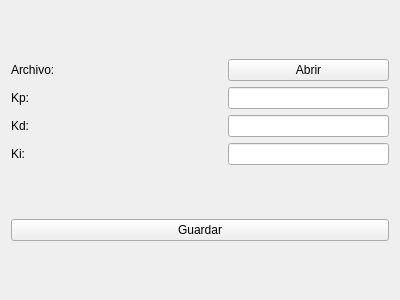
martincrxz/induction-heater-software, file src/view/control_configuration/from_file_control_view.ui: the form before one commit.
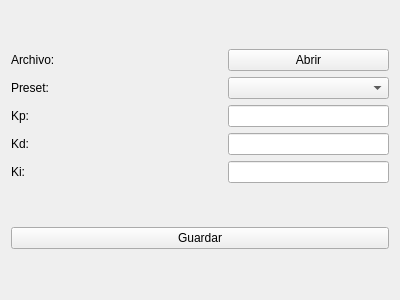
The form after the commit.

Commit message: Agregado de preset customs para distintas configuraciones de kp, kd  y ki

```diff
--- a/src/view/control_configuration/from_file_control_view.ui
+++ b/src/view/control_configuration/from_file_control_view.ui
@@ -16,20 +16,39 @@
   <layout class="QVBoxLayout" name="verticalLayout">
    <item>
     <layout class="QGridLayout" name="gridLayout">
-     <item row="8" column="0">
-      <widget class="QLabel" name="kdLabel">
-       <property name="text">
-        <string>Kd:</string>
+     <item row="10" column="2">
+      <widget class="QLineEdit" name="kiLineEdit"/>
+     </item>
+     <item row="6" column="1">
+      <spacer name="horizontalSpacer">
+       <property name="orientation">
+        <enum>Qt::Horizontal</enum>
        </property>
-      </widget>
+       <property name="sizeHint" stdset="0">
+        <size>
+         <width>40</width>
+         <height>20</height>
+        </size>
+       </property>
+      </spacer>
      </item>
-     <item row="5" column="0">
+     <item row="6" column="2">
+      <widget class="QLineEdit" name="kpLineEdit"/>
+     </item>
+     <item row="6" column="0">
       <widget class="QLabel" name="kpLabel">
        <property name="text">
         <string>Kp:</string>
        </property>
       </widget>
      </item>
+     <item row="10" column="0">
+      <widget class="QLabel" name="kiLabel">
+       <property name="text">
+        <string>Ki:</string>
+       </property>
+      </widget>
+     </item>
      <item row="2" column="2">
       <widget class="QPushButton" name="openFile">
        <property name="text">
@@ -37,7 +56,7 @@
        </property>
       </widget>
      </item>
-     <item row="8" column="2">
+     <item row="9" column="2">
       <widget class="QLineEdit" name="kdLineEdit"/>
      </item>
      <item row="2" column="0">
@@ -47,8 +66,12 @@
        </property>
       </widget>
      </item>
-     <item row="5" column="2">
-      <widget class="QLineEdit" name="kpLineEdit"/>
+     <item row="9" column="0">
+      <widget class="QLabel" name="kdLabel">
+       <property name="text">
+        <string>Kd:</string>
+       </property>
+      </widget>
      </item>
      <item row="2" column="1">
       <widget class="QLabel" name="filenameLabel">
@@ -60,8 +83,8 @@
        </property>
       </widget>
      </item>
-     <item row="5" column="1">
-      <spacer name="horizontalSpacer">
+     <item row="3" column="1">
+      <spacer name="horizontalSpacer_2">
        <property name="orientation">
         <enum>Qt::Horizontal</enum>
        </property>
@@ -73,13 +96,13 @@
        </property>
       </spacer>
      </item>
-     <item row="9" column="2">
-      <widget class="QLineEdit" name="kiLineEdit"/>
+     <item row="3" column="2">
+      <widget class="QComboBox" name="constantsPresetCombo"/>
      </item>
-     <item row="9" column="0">
-      <widget class="QLabel" name="kiLabel">
+     <item row="3" column="0">
+      <widget class="QLabel" name="label">
        <property name="text">
-        <string>Ki:</string>
+        <string>Preset:</string>
        </property>
       </widget>
      </item>
```
The commit also changes 13 other files.
